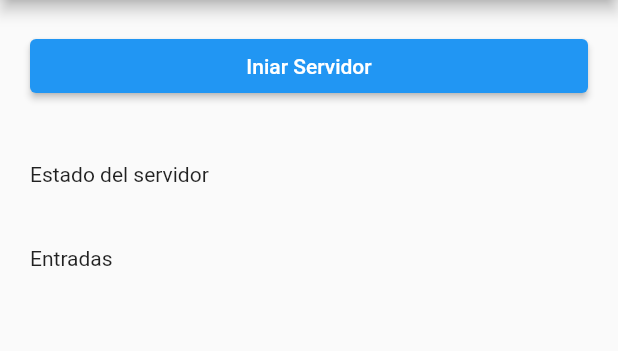
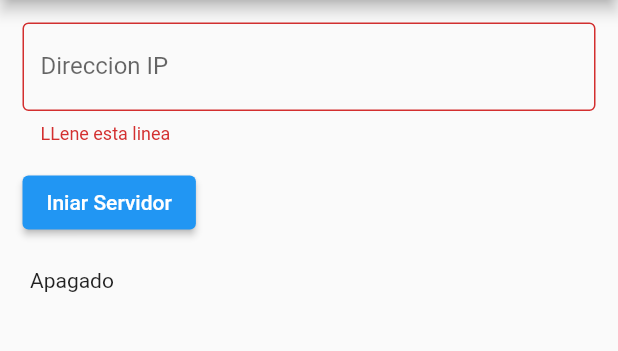
Before and after one commit to X1010A/SlideRulerServer, a Flutter app: the screen it shows after launch, after a tap on "Iniar Servidor", on a phone screen of 412 x 824 dp, the part 84-435 px from its top. Run offline on Flutter 3.47's test engine with Material 2 defaults, Android fonts, the phone set to English and light mode, and no system bars; missing offline and left inert: dart:ffi, window_manager.

Commit message:
Implementacion de funcionalidades y Respuesta de Conexion input de ip para la conexion respuesta del cliente en pantalla, muetra la ip de la intefaces por pantalla, nofunciona muy bien el apagar servidor ojo

```diff
--- a/lib/views/connetion.dart
+++ b/lib/views/connetion.dart
@@ -1,5 +1,6 @@
 import 'dart:io';
 import 'package:flutter/material.dart';
+import 'dart:core';
 
 class ConnectionServer extends StatefulWidget {
   const ConnectionServer({super.key});
@@ -9,9 +10,16 @@ class ConnectionServer extends StatefulWidget {
 }
 
 class _ConnectionServerState extends State<ConnectionServer> {
-  List<String> names = ['gary', 'juan', 'roberto'];
   List<String> net = [];
   List<String> direct = [];
+  String? ip;
+  late String status = "Apagado";
+  String cliente = '';
+  String inputCliente = '';
+  Widget? _widget;
+
+  late final server;
+  final keyForm = GlobalKey<FormState>();
   @override
   void initState() {
     super.initState();
@@ -36,20 +44,44 @@ class _ConnectionServerState extends State<ConnectionServer> {
   }
 
   void conexion() async {
-    final server = await ServerSocket.bind('192.168.1.3', 1782);
+    setState(() {
+      status = 'Iniciando..';
+    });
+    try {
+      server = await ServerSocket.bind(ip, 1782);
       print('Servidor escuchando en ${server.address}:${server.port}');
 
+      setState(() {
+        status = 'Servidor escuchando en ${server.address}:${server.port}';
+      });
       server.listen((client) {
         print(
             'Cliente conectado desde ${client.remoteAddress}:${client.remotePort}');
+        setState(() {
+          cliente =
+              'Cliente conectado desde ${client.remoteAddress}:${client.remotePort}';
+        });
 
         client.write('Hola, cliente');
         client.listen((data) {
           print('Mensaje recibido del cliente: ${String.fromCharCodes(data)}');
+          setState(() {
+            inputCliente =
+                'Mensaje recibido del cliente: ${String.fromCharCodes(data)}';
+          });
         }, onDone: () {
           print('Cliente desconectado');
+          setState(() {
+            inputCliente = 'Cliente desconectado';
           });
         });
+      });
+    } catch (e) {
+      print(e.toString());
+      setState(() {
+        status = 'Error al Iniciar:\n ${e.toString()}';
+      });
+    }
   }
 
   @override
@@ -58,25 +90,69 @@ class _ConnectionServerState extends State<ConnectionServer> {
       appBar: AppBar(
         title: const Text("Slide Ruler"),
       ),
-        body: Center(
+      body: Form(
+        key: keyForm,
+        child: Center(
           child: ListView(
             children: <Widget>[
               Padding(
-                padding: const EdgeInsets.all(20.0),
-                child: ElevatedButton(
-                  child: const Text('Iniar Servidor'),
-                  onPressed: () {
-                    print('hooa');
+                padding: const EdgeInsets.all(15.0),
+                child: TextFormField(
+                  decoration: const InputDecoration(
+                    labelText: 'Direccion IP',
+                    border: OutlineInputBorder(),
+                  ),
+                  onSaved: (newValue) {
+                    setState(() {
+                      ip = newValue;
+                    });
+                  },
+                  validator: (value) {
+                    // ignore: unnecessary_new
+                    RegExp exp = new RegExp(
+                        r"^(?:(?:25[0-5]|2[0-4][0-9]|[01]?[0-9][0-9]?)\.){3}(?:25[0-5]|2[0-4][0-9]|[01]?[0-9][0-9]?)$");
+                    var net = value!;
+                    bool isValid = exp.hasMatch(net);
+                    if (net.isEmpty) {
+                      return "LLene esta linea";
+                    } else if (!isValid) {
+                      return "Ejemplo: Ethernet: 192.168.1.1";
+                    }
+                    return null;
                   },
                 ),
               ),
-              const Padding(
-                padding: EdgeInsets.all(20.0),
-                child: Text('Estado del servidor'),
+              Row(
+                children: [
+                  const SizedBox(
+                    width: 15,
                   ),
-              const Padding(
-                padding: EdgeInsets.all(20.0),
-                child: Text('Entradas'),
+                  ElevatedButton(
+                    child: const Text('Iniar Servidor'),
+                    onPressed: () {
+                      _changeState();
+                    },
+                  ),
+                  const SizedBox(
+                    width: 15,
+                  ),
+                  if (_widget != null) _widget!,
+                ],
+              ),
+              Padding(
+                padding: const EdgeInsets.all(20.0),
+                child: Text(
+                  status,
+                ),
+              ),
+              Padding(
+                padding: const EdgeInsets.all(8.0),
+                child: Column(
+                  children: [
+                    Text(cliente),
+                    Text(inputCliente),
+                  ],
+                ),
               ),
               Padding(
                 padding: const EdgeInsets.all(20.0),
@@ -87,11 +163,9 @@ class _ConnectionServerState extends State<ConnectionServer> {
                     itemCount: net.length,
                     itemBuilder: (context, index) {
                       final name = net[index];
-                      return Card(
-                        child: Padding(
+                      return Padding(
                         padding: const EdgeInsets.all(5.0),
                         child: Text(name),
-                        ),
                       );
                     },
                   ),
@@ -99,6 +173,41 @@ class _ConnectionServerState extends State<ConnectionServer> {
               ),
             ],
           ),
-        ));
+        ),
+      ),
+    );
+  }
+
+  void _changeState() {
+    if (keyForm.currentState!.validate()) {
+      keyForm.currentState?.save();
+      print(ip);
+      conexion();
+      setState(() {
+        _widget = TweenAnimationBuilder(
+          tween: Tween(begin: 1.0, end: 0.0),
+          duration: const Duration(seconds: 1),
+          builder: (context, value, _) {
+            return Opacity(
+              opacity: 1 - value,
+              child: Transform.translate(
+                offset: Offset(value * 50, 0.0),
+                child: ElevatedButton(
+                  onPressed: () {
+                    setState(() {
+                      setState(() {
+                        server.close();
+                      });
+                      _widget = null;
+                    });
+                  },
+                  child: const Text('Apagar'),
+                ),
+              ),
+            );
+          },
+        );
+      });
     }
   }
+}
```
Lines whose indentation alone changed are shown as unchanged.
